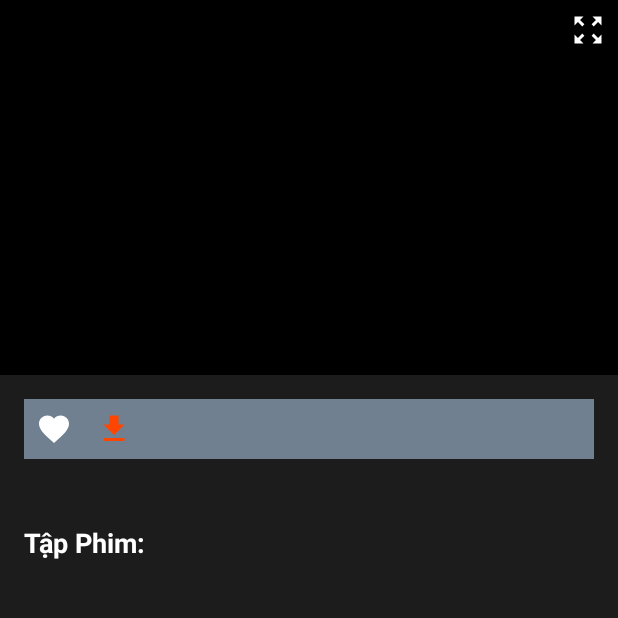
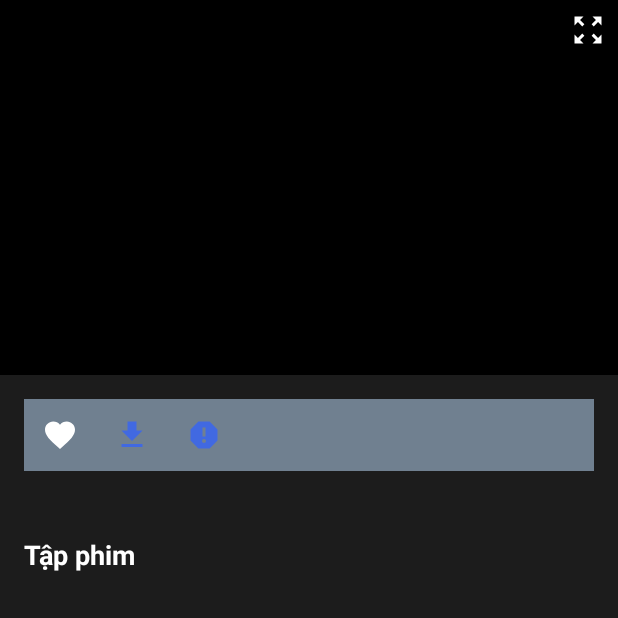
Before and after one commit to ThanhHai2911/Nhom6, an Android app: the XemPhimActivity screen opened directly, with no data from a screen before it, on a phone screen of 412 x 824 dp, the top half of it. Run offline under Robolectric (Android 15) with nearby library versions, the light colour scheme and no system bars; our stand-ins replace Firebase (no records; nobody signed in at launch, a user with empty details on screens opened directly); 1 statement that could not run was skipped.

Commit message:
edit giao dien xem phim

```diff
--- /dev/null
+++ b/app/src/main/res/drawable/baseline_report_24.xml
@@ -0,0 +1,5 @@
+<vector xmlns:android="http://schemas.android.com/apk/res/android" android:height="24dp" android:tint="#FF4500" android:viewportHeight="24" android:viewportWidth="24" android:width="24dp">
+
+    <path android:fillColor="@android:color/white" android:pathData="M15.73,3L8.27,3L3,8.27v7.46L8.27,21h7.46L21,15.73L21,8.27L15.73,3zM12,17.3c-0.72,0 -1.3,-0.58 -1.3,-1.3 0,-0.72 0.58,-1.3 1.3,-1.3 0.72,0 1.3,0.58 1.3,1.3 0,0.72 -0.58,1.3 -1.3,1.3zM13,13h-2L11,7h2v6z"/>
+
+</vector>
--- a/app/src/main/res/layout/activity_xemphim.xml
+++ b/app/src/main/res/layout/activity_xemphim.xml
@@ -20,7 +20,9 @@
             android:layout_gravity="end|top"
             android:layout_margin="8dp"
             android:background="?android:selectableItemBackgroundBorderless"
-            android:src="@drawable/ic_fullscreen" />
+            android:text="@string/fullscreen"
+            android:src="@drawable/ic_fullscreen"
+            android:contentDescription="@null"/>
 
     </androidx.media3.ui.PlayerView>
 
@@ -44,20 +46,29 @@
 
             <ImageButton
                 android:id="@+id/btnAddToFavorites"
-                android:layout_width="40dp"
-                android:layout_height="40dp"
+                android:layout_width="48dp"
+                android:layout_height="48dp"
                 android:background="@android:color/transparent"
                 android:src="@drawable/baseline_favorite_24"
-                android:contentDescription="Yêu thích" />
+                android:text="@string/favorite_button_label"
+                android:contentDescription="@null" />
 
             <ImageButton
                 android:id="@+id/btnDowload"
-                android:layout_width="40dp"
-                android:layout_height="40dp"
+                android:layout_width="48dp"
+                android:layout_height="48dp"
                 android:background="@android:color/transparent"
                 app:srcCompat="@drawable/baseline_download_24"
-                android:contentDescription="Tải xuống"
-                app:tint="#ff4500" />
+                android:contentDescription="@null"
+                app:tint="#4169e1" />
+            <ImageButton
+                android:id="@+id/btnReport"
+                android:layout_width="48dp"
+                android:layout_height="48dp"
+                android:background="@android:color/transparent"
+                app:srcCompat="@drawable/baseline_report_24"
+                android:contentDescription="@null"
+                app:tint="#4169e1" />
         </LinearLayout>
 
         <!-- Movie Title -->
@@ -70,14 +81,13 @@
             android:textColor="#FFFFFF"
             android:paddingTop="8dp"
             android:paddingBottom="8dp" />
-
         <!-- Episode List -->
         <TextView
             android:layout_width="wrap_content"
             android:layout_height="wrap_content"
             android:textSize="18sp"
             android:textStyle="bold"
-            android:text="Tập Phim:"
+            android:text="@string/episode"
             android:textColor="#FFFFFF" />
 
         <androidx.recyclerview.widget.RecyclerView
--- a/app/src/main/res/values/strings.xml
+++ b/app/src/main/res/values/strings.xml
@@ -3,7 +3,9 @@
 
     <string name="navigation_drawer_open">Open navigation drawer</string>
     <string name="navigation_drawer_close">Close navigation drawer</string>
-
+    <string name="favorite_button_label">Yêu thích</string>
+    <string name="fullscreen">fullscreen</string>
+    <string name="episode">Tập phim</string>
     <string-array name="genre_array">
         <item>Thể loại</item> <!-- Giá trị mặc định -->
         <item>Hành động</item>
```
